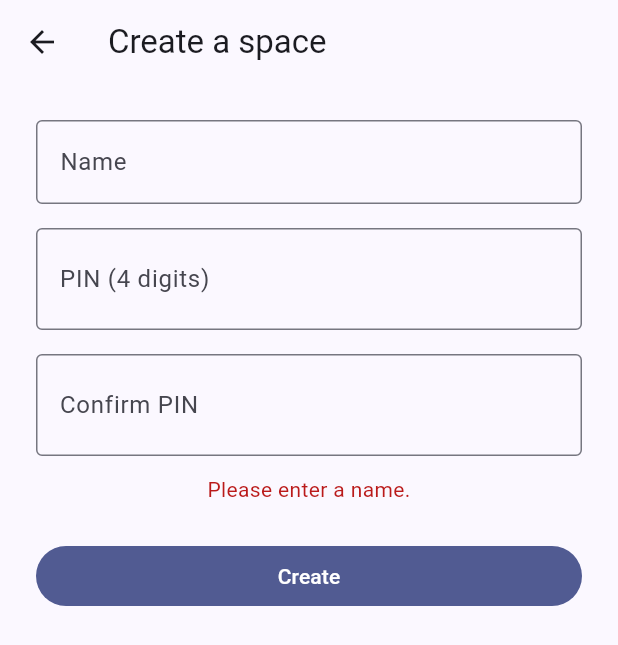
After one commit to dhruvmevada-dev/private-space, a Flutter app: the CreateSpaceScreen screen opened directly, after a tap on "Create", on a phone screen of 412 x 824 dp. The commit adds this screen. Shown: the top 645 px of the screen. Run offline on Flutter 3.47's test engine with Material 3 defaults, Android fonts, the phone set to English and light mode, and no system bars; our stand-ins replace flutter_secure_storage; accounts and stored records are empty; network calls fail.

Commit message:
Updated code

```diff
--- a/frontend/lib/config.dart
+++ b/frontend/lib/config.dart
@@ -15,3 +15,4 @@ const int maxMessageLength = 2000;
 
 /// Lets services (e.g. on session expiry) navigate without a BuildContext.
 final GlobalKey<NavigatorState> navigatorKey = GlobalKey<NavigatorState>();
+// https://private-space-tri4.onrender.com
--- /dev/null
+++ b/frontend/lib/screens/create_space_screen.dart
@@ -0,0 +1,93 @@
+import 'package:flutter/material.dart';
+
+import '../services/api_service.dart';
+import '../widgets/pin_field.dart';
+
+class CreateSpaceScreen extends StatefulWidget {
+  const CreateSpaceScreen({super.key});
+
+  @override
+  State<CreateSpaceScreen> createState() => _CreateSpaceScreenState();
+}
+
+class _CreateSpaceScreenState extends State<CreateSpaceScreen> {
+  final _name = TextEditingController();
+  final _pin = TextEditingController();
+  final _confirm = TextEditingController();
+  bool _busy = false;
+  String? _error;
+
+  @override
+  void dispose() {
+    _name.dispose();
+    _pin.dispose();
+    _confirm.dispose();
+    super.dispose();
+  }
+
+  Future<void> _submit() async {
+    final name = _name.text.trim();
+    if (name.isEmpty) return setState(() => _error = 'Please enter a name.');
+    if (!RegExp(r'^\d{4}$').hasMatch(_pin.text)) {
+      return setState(() => _error = 'Invalid PIN format\nPIN must be exactly 4 digits.');
+    }
+    if (_pin.text != _confirm.text) {
+      return setState(() => _error = 'PINs do not match.');
+    }
+    setState(() {
+      _busy = true;
+      _error = null;
+    });
+    try {
+      await ApiService.instance.createUser(name, _pin.text);
+      if (mounted) Navigator.of(context).pop(true);
+    } on ApiException catch (e) {
+      if (mounted) {
+        setState(() {
+          _busy = false;
+          _error = e.message;
+        });
+      }
+    }
+  }
+
+  @override
+  Widget build(BuildContext context) {
+    return Scaffold(
+      appBar: AppBar(title: const Text('Create a space')),
+      body: ListView(
+        padding: const EdgeInsets.all(24),
+        children: [
+          TextField(
+            controller: _name,
+            maxLength: 50,
+            textCapitalization: TextCapitalization.words,
+            decoration: const InputDecoration(
+              labelText: 'Name',
+              counterText: '',
+              border: OutlineInputBorder(),
+            ),
+          ),
+          const SizedBox(height: 16),
+          PinField(controller: _pin, label: 'PIN (4 digits)'),
+          const SizedBox(height: 16),
+          PinField(controller: _confirm, label: 'Confirm PIN'),
+          if (_error != null) ...[
+            const SizedBox(height: 12),
+            Text(_error!,
+                textAlign: TextAlign.center,
+                style: TextStyle(color: Theme.of(context).colorScheme.error)),
+          ],
+          const SizedBox(height: 24),
+          FilledButton(
+            onPressed: _busy ? null : _submit,
+            child: _busy
+                ? const SizedBox(
+                height: 18, width: 18, child: CircularProgressIndicator(strokeWidth: 2))
+                : const Text('Create'),
+          ),
+        ],
+      ),
+    );
+  }
+}
--- a/frontend/lib/screens/user_selection_screen.dart
+++ b/frontend/lib/screens/user_selection_screen.dart
@@ -4,6 +4,7 @@ import '../models/user.dart';
 import '../services/api_service.dart';
 import '../widgets/user_tile.dart';
 import 'pin_login_screen.dart';
+import 'create_space_screen.dart';
 
 class UserSelectionScreen extends StatefulWidget {
   /// Optional message shown on arrival (e.g. session expired).
@@ -44,6 +45,18 @@ class _UserSelectionScreenState extends State<UserSelectionScreen> {
     }
   }
 
+  Future<void> _create() async {
+    final created = await Navigator.of(context).push<bool>(
+      MaterialPageRoute(builder: (_) => const CreateSpaceScreen()),
+    );
+    if (created == true && mounted) {
+      ScaffoldMessenger.of(context).showSnackBar(
+        const SnackBar(content: Text('Space created. Select it to log in.')),
+      );
+      _load();
+    }
+  }
+
   @override
   Widget build(BuildContext context) {
     final theme = Theme.of(context);
@@ -59,7 +72,7 @@ class _UserSelectionScreenState extends State<UserSelectionScreen> {
     } else if (_users == null) {
       body = const Center(child: CircularProgressIndicator());
     } else if (_users!.isEmpty) {
-      body = const Center(child: Text('No spaces have been created yet.'));
+      body = const Center(child: Text('No spaces yet.\nTap "Create a space" to add one.'));
     } else {
       body = ListView(
         children: [
@@ -75,6 +88,13 @@ class _UserSelectionScreenState extends State<UserSelectionScreen> {
     }
 
     return Scaffold(
+      floatingActionButton: _error == null
+          ? FloatingActionButton.extended(
+        onPressed: _create,
+        icon: const Icon(Icons.add),
+        label: const Text('Create a space'),
+      )
+          : null,
       body: SafeArea(
         child: Padding(
           padding: const EdgeInsets.all(24),
--- a/frontend/lib/services/api_service.dart
+++ b/frontend/lib/services/api_service.dart
@@ -102,6 +102,12 @@ class ApiService {
     return data as Map<String, dynamic>;
   }
 
+  Future<User> createUser(String displayName, String pin) async {
+    final data = await _request('POST', '/users',
+        body: {'display_name': displayName, 'pin': pin}, auth: false);
+    return User.fromJson(data as Map<String, dynamic>);
+  }
+
   Future<User> me() async =>
       User.fromJson(await _request('GET', '/auth/me') as Map<String, dynamic>);
 
```
Also changed, not shown: 3 other files.
